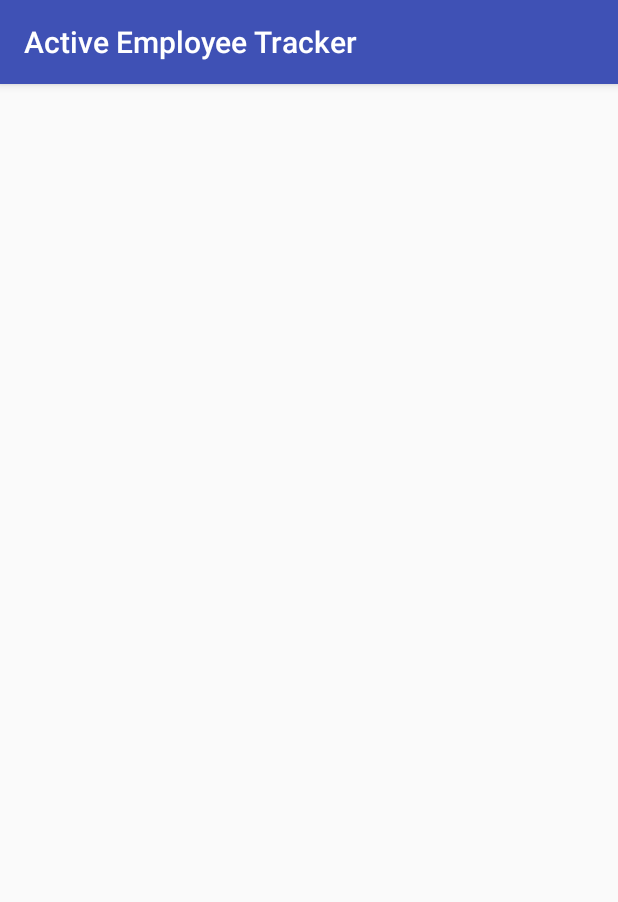
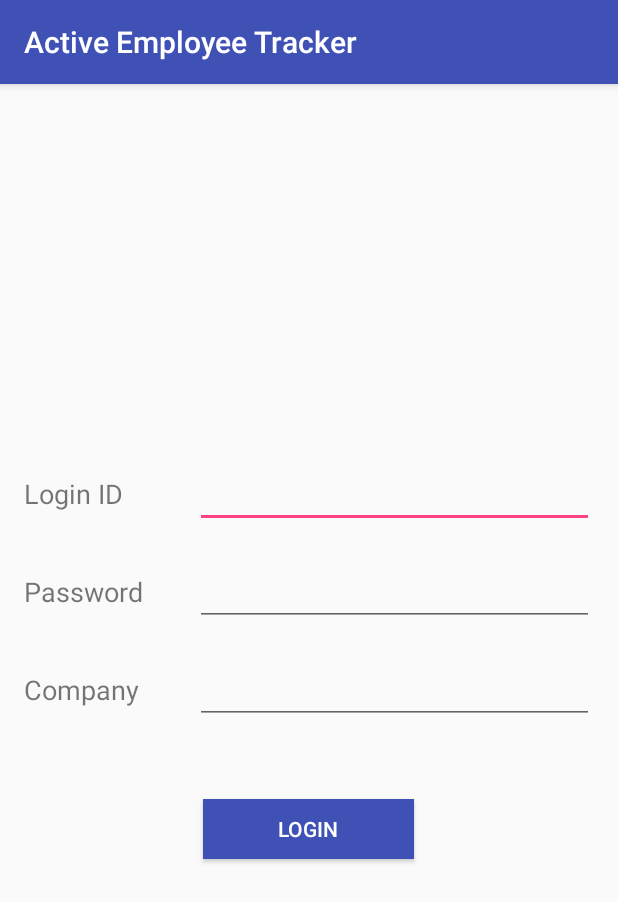
Before and after one commit to hiimharsh/tracker, an Android app: the screen it shows after launch (MainActivity before the commit, LoginActivity after it), on a phone screen of 412 x 824 dp. Shown: the top 902 px of the screen. Run offline under Robolectric (Android 15) with nearby library versions, the phone set to English and light mode, and no system bars.

Commit message:
login page added

```diff
--- a/app/src/main/AndroidManifest.xml
+++ b/app/src/main/AndroidManifest.xml
@@ -15,6 +15,9 @@
                 <category android:name="android.intent.category.LAUNCHER" />
             </intent-filter>
         </activity>
+        <activity android:name=".LoginActivity">
+
+        </activity>
     </application>
 
 </manifest>
--- a/app/src/main/java/com/activeemployeetracker/LoginActivity.java
+++ b/app/src/main/java/com/activeemployeetracker/LoginActivity.java
@@ -1,17 +1,47 @@
 package com.activeemployeetracker;
 
 import android.os.Bundle;
-import android.os.PersistableBundle;
 import android.support.v7.app.AppCompatActivity;
+import android.view.View;
+import android.widget.Button;
+import android.widget.EditText;
+import android.widget.Toast;
 
 /**
  * Created by Harsh on 3/13/2016.
  */
 public class LoginActivity extends AppCompatActivity {
 
+    EditText login, password, company;
+    Button btnlogin;
+
     @Override
-    public void onCreate(Bundle savedInstanceState, PersistableBundle persistentState) {
-        super.onCreate(savedInstanceState, persistentState);
+    public void onCreate(Bundle savedInstanceState) {
+        super.onCreate(savedInstanceState);
         setContentView(R.layout.activity_login);
+
+        login = (EditText) findViewById(R.id.login);
+        password = (EditText) findViewById(R.id.password);
+        company = (EditText) findViewById(R.id.company);
+        btnlogin = (Button) findViewById(R.id.btnlogin);
+
+        btnlogin.setOnClickListener(new View.OnClickListener() {
+            @Override
+            public void onClick(View v) {
+                String logintext = login.getText().toString(),
+                        passwordtext = password.getText().toString(),
+                        companytext = company.getText().toString();
+                if(logintext.equals("")) {
+                    Toast.makeText(getApplicationContext(), "Please enter all details", Toast.LENGTH_LONG).show();
+                } else if (passwordtext.equals("")) {
+                    Toast.makeText(getApplicationContext(), "Please enter all details", Toast.LENGTH_LONG).show();
+                } else if (companytext.equals("")) {
+                    Toast.makeText(getApplicationContext(), "Please enter all details", Toast.LENGTH_LONG).show();
+                } else {
+                    Toast.makeText(getApplicationContext(), "Cool", Toast.LENGTH_LONG).show();
+                }
+            }
+        });
+
     }
 }
--- a/app/src/main/java/com/activeemployeetracker/MainActivity.java
+++ b/app/src/main/java/com/activeemployeetracker/MainActivity.java
@@ -1,5 +1,6 @@
 package com.activeemployeetracker;
 
+import android.content.Intent;
 import android.support.v7.app.AppCompatActivity;
 import android.os.Bundle;
 
@@ -9,5 +10,8 @@ public class MainActivity extends AppCompatActivity {
     protected void onCreate(Bundle savedInstanceState) {
         super.onCreate(savedInstanceState);
         setContentView(R.layout.activity_main);
+
+        startActivity(new Intent(this, LoginActivity.class));
+
     }
 }
--- a/app/src/main/res/layout/activity_login.xml
+++ b/app/src/main/res/layout/activity_login.xml
@@ -3,12 +3,12 @@
     android:layout_width="match_parent"
     android:layout_height="match_parent"
     android:layout_margin="16dp"
-    android:orientation="vertical">
+    android:orientation="vertical"
+    android:gravity="center">
 
     <LinearLayout
         android:layout_width="match_parent"
         android:layout_height="wrap_content"
-        android:layout_marginTop="50dp"
         android:orientation="horizontal"
         android:weightSum="2">
 
@@ -20,9 +20,12 @@
             android:textSize="18sp"/>
 
         <EditText
+            android:id="@+id/login"
             android:layout_width="0dp"
             android:layout_height="wrap_content"
             android:layout_weight="1.4"
+            android:paddingLeft="10dp"
+            android:paddingRight="10dp"
             android:inputType="number"/>
 
     </LinearLayout>
@@ -42,9 +45,12 @@
             android:textSize="18sp"/>
 
         <EditText
+            android:id="@+id/password"
             android:layout_width="0dp"
             android:layout_height="wrap_content"
             android:layout_weight="1.4"
+            android:paddingLeft="10dp"
+            android:paddingRight="10dp"
             android:inputType="textPassword"/>
 
     </LinearLayout>
@@ -64,23 +70,28 @@
             android:textSize="18sp"/>
 
         <EditText
+            android:id="@+id/company"
             android:layout_width="0dp"
             android:layout_height="wrap_content"
             android:layout_weight="1.4"
+            android:paddingLeft="10dp"
+            android:paddingRight="10dp"
             android:inputType="textCapWords"/>
 
     </LinearLayout>
 
     <Button
+        android:id="@+id/btnlogin"
         android:layout_width="wrap_content"
         android:layout_height="40dp"
         android:layout_gravity="center"
-        android:layout_marginTop="30dp"
+        android:layout_marginTop="50dp"
         android:paddingTop="0dp"
         android:paddingBottom="0dp"
         android:paddingLeft="50dp"
         android:paddingRight="50dp"
         android:text="@string/login"
-        android:background="@android:color/white" />
+        android:textColor="@android:color/white"
+        android:background="@color/colorPrimary" />
 
 </LinearLayout>
--- a/app/src/main/res/values/strings.xml
+++ b/app/src/main/res/values/strings.xml
@@ -2,7 +2,7 @@
     <string name="app_name">Active Employee Tracker</string>
 
     <!-- Login -->
-    <string name="loginid">Login Id</string>
+    <string name="loginid">Login ID</string>
     <string name="password">Password</string>
     <string name="company">Company</string>
     <string name="login">Login</string>
```
